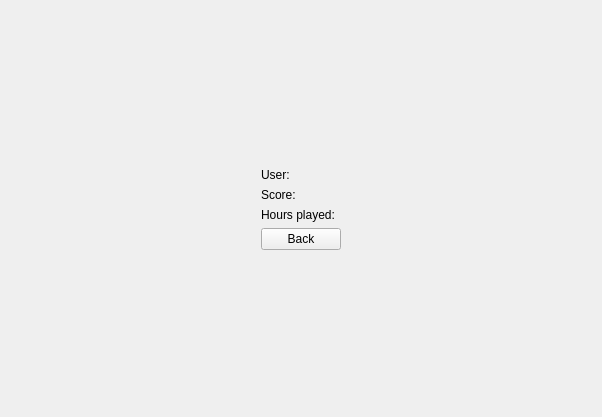
Before: the Qt Designer form TheGame/TheGame_Client/ProfileWidget.ui in DavidMacovei/TheGame, drawn with Qt 5.
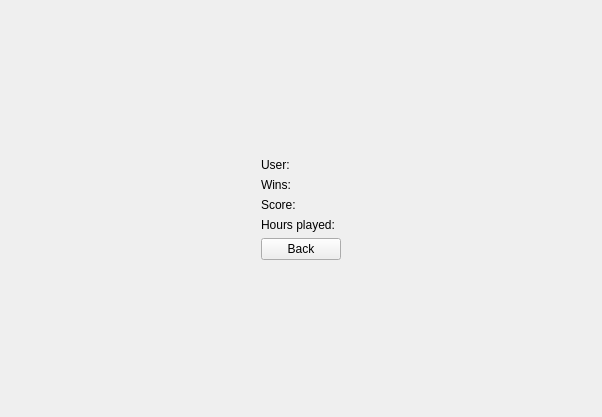
After: the same form once the commit is applied.

Commit message:
Added win counter to ProfileWidget.
Win counter now displayed on the View Profile widget as follows:
<Win Count>/<Games Played>

```diff
--- a/TheGame/TheGame_Client/ProfileWidget.ui
+++ b/TheGame/TheGame_Client/ProfileWidget.ui
@@ -58,6 +58,13 @@
              </property>
             </widget>
            </item>
+           <item>
+            <widget class="QLabel" name="winsLabel">
+             <property name="text">
+              <string>Wins: </string>
+             </property>
+            </widget>
+           </item>
            <item>
             <widget class="QLabel" name="scoreLabel">
              <property name="text">
```
The commit also changes 6 other files.
